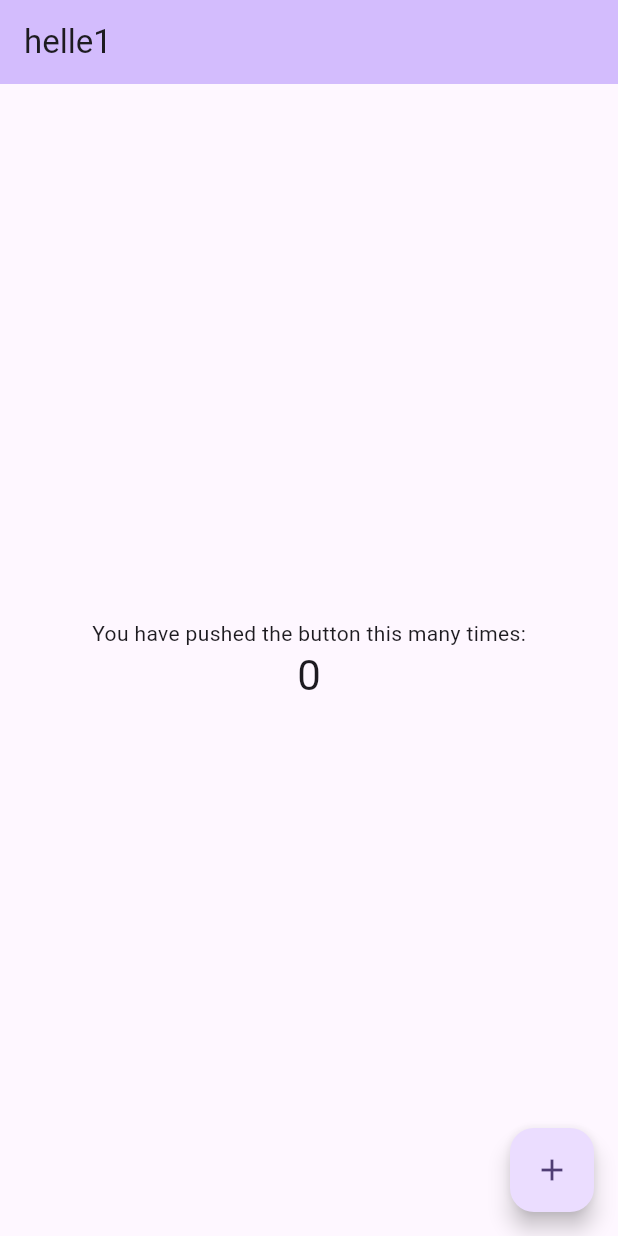
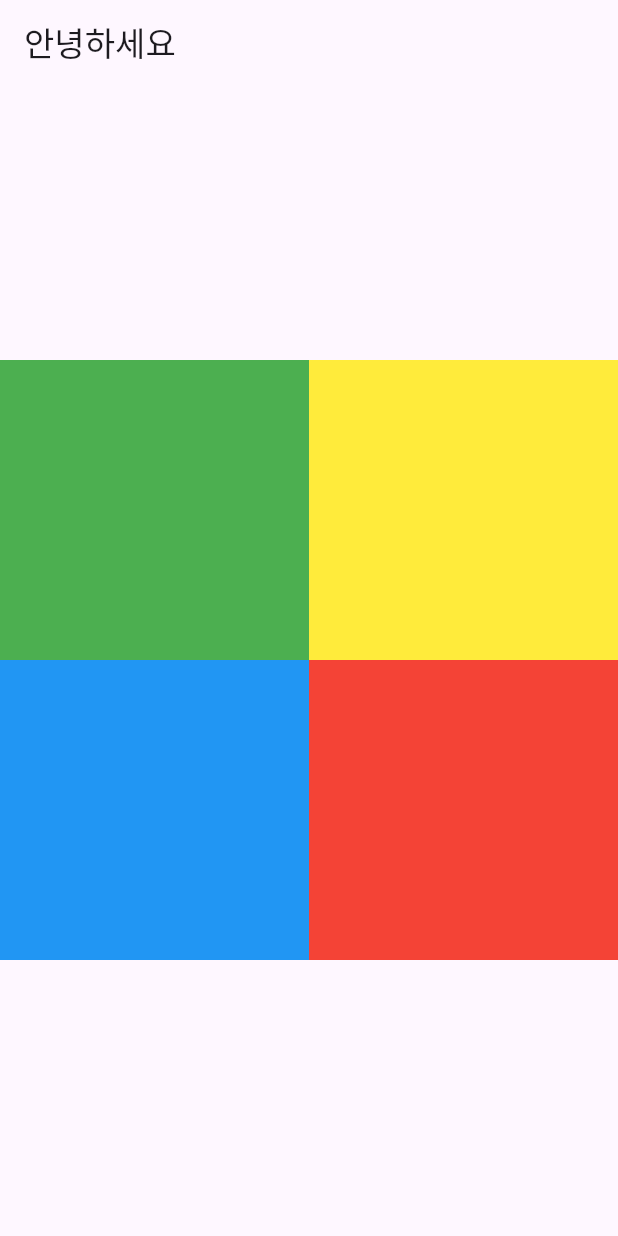
Before and after one commit to kny448600/chunjuflutter, a Flutter app: the screen it shows after launch, on a phone screen of 412 x 824 dp. Run offline on Flutter 3.47's test engine with Material 3 defaults, Android fonts, the phone set to English and light mode, and no system bars.

Commit message:
no message

```diff
--- a/lib/main.dart
+++ b/lib/main.dart
@@ -13,110 +13,63 @@ class MyApp extends StatelessWidget {
     return MaterialApp(
       title: 'Flutter Demo',
       theme: ThemeData(
-        // This is the theme of your application.
-        //
-        // TRY THIS: Try running your application with "flutter run". You'll see
-        // the application has a purple toolbar. Then, without quitting the app,
-        // try changing the seedColor in the colorScheme below to Colors.green
-        // and then invoke "hot reload" (save your changes or press the "hot
-        // reload" button in a Flutter-supported IDE, or press "r" if you used
-        // the command line to start the app).
-        //
-        // Notice that the counter didn't reset back to zero; the application
-        // state is not lost during the reload. To reset the state, use hot
-        // restart instead.
-        //
-        // This works for code too, not just values: Most code changes can be
-        // tested with just a hot reload.
         colorScheme: ColorScheme.fromSeed(seedColor: Colors.deepPurple),
       ),
-      home: const MyHomePage(title: 'helle1'),
+      home: const MyHomePage(),
     );
   }
 }
 
 class MyHomePage extends StatefulWidget {
-  const MyHomePage({super.key, required this.title});
-
-  // This widget is the home page of your application. It is stateful, meaning
-  // that it has a State object (defined below) that contains fields that affect
-  // how it looks.
-
-  // This class is the configuration for the state. It holds the values (in this
-  // case the title) provided by the parent (in this case the App widget) and
-  // used by the build method of the State. Fields in a Widget subclass are
-  // always marked "final".
-
-  final String title;
+  const MyHomePage({super.key});
 
   @override
   State<MyHomePage> createState() => _MyHomePageState();
 }
 
 class _MyHomePageState extends State<MyHomePage> {
-  int _counter = 0;
-
-  void _incrementCounter() {
-    setState(() {
-      // This call to setState tells the Flutter framework that something has
-      // changed in this State, which causes it to rerun the build method below
-      // so that the display can reflect the updated values. If we changed
-      // _counter without calling setState(), then the build method would not be
-      // called again, and so nothing would appear to happen.
-      _counter++;
-    });
-  }
-
   @override
   Widget build(BuildContext context) {
-    // This method is rerun every time setState is called, for instance as done
-    // by the _incrementCounter method above.
-    //
-    // The Flutter framework has been optimized to make rerunning build methods
-    // fast, so that you can just rebuild anything that needs updating rather
-    // than having to individually change instances of widgets.
     return Scaffold(
       appBar: AppBar(
-        // TRY THIS: Try changing the color here to a specific color (to
-        // Colors.amber, perhaps?) and trigger a hot reload to see the AppBar
-        // change color while the other colors stay the same.
-        backgroundColor: Theme.of(context).colorScheme.inversePrimary,
-        // Here we take the value from the MyHomePage object that was created by
-        // the App.build method, and use it to set our appbar title.
-        title: Text(widget.title),
+          title: const Text("안녕하세요")
       ),
-      body: Center(
-        // Center is a layout widget. It takes a single child and positions it
-        // in the middle of the parent.
+      body: Container(
+        alignment: Alignment.center,
         child: Column(
-          // Column is also a layout widget. It takes a list of children and
-          // arranges them vertically. By default, it sizes itself to fit its
-          // children horizontally, and tries to be as tall as its parent.
-          //
-          // Column has various properties to control how it sizes itself and
-          // how it positions its children. Here we use mainAxisAlignment to
-          // center the children vertically; the main axis here is the vertical
-          // axis because Columns are vertical (the cross axis would be
-          // horizontal).
-          //
-          // TRY THIS: Invoke "debug painting" (choose the "Toggle Debug Paint"
-          // action in the IDE, or press "p" in the console), to see the
-          // wireframe for each widget.
           mainAxisAlignment: MainAxisAlignment.center,
-          children: <Widget>[
-            const Text('You have pushed the button this many times:'),
-            Text(
-              '$_counter',
-              style: Theme.of(context).textTheme.headlineMedium,
+          children: [
+            Row(
+              children: [
+                Container(
+                  width: MediaQuery.of(context).size.width / 2,
+                  height: 200,
+                  color: Colors.green,
+                ),
+                Container(
+                  width: MediaQuery.of(context).size.width / 2,
+                  height: 200,
+                  color: Colors.yellow,
+                )
+              ],
             ),
+            Row(
+              children: [
+                Container(
+                  width: MediaQuery.of(context).size.width / 2,
+                  height: 200,
+                  color: Colors.blue,
+                ),
+                Container(
+                  width: MediaQuery.of(context).size.width / 2,
+                  height: 200,
+                  color: Colors.red,
+                )
+              ],
+            )
           ],
-        ),
-      ),
-      floatingActionButton: FloatingActionButton(
-        onPressed: _incrementCounter,
-        tooltip: 'Increment',
-        child: const Icon(Icons.add),
-      ), // This trailing comma makes auto-formatting nicer for build methods.
+         ),
+      )
     );
   }
 }
```
